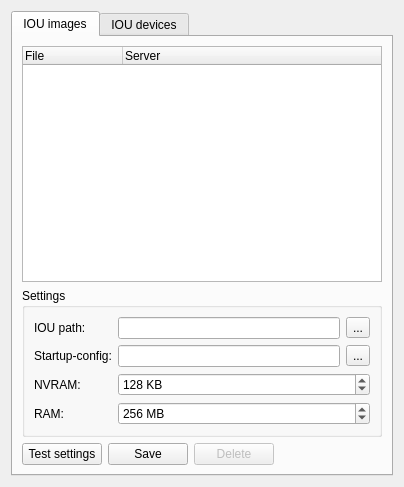
This is gns3/modules/vpcs/ui/vpcs_device_preferences_page.ui in GNS3/gns3-gui as Qt 5 draws it before an edit. The edited form follows.
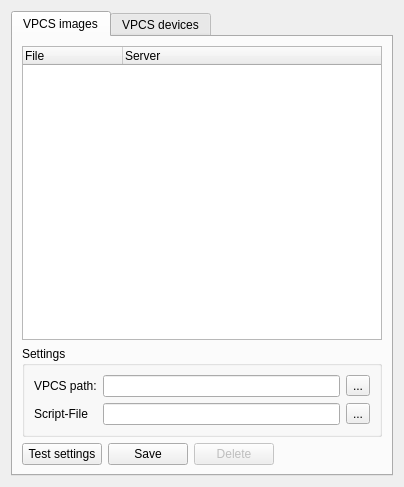
This is the edited form.

Commit message: Layout of the VPCS UI

Diff of the .ui file:
```diff
--- a/gns3/modules/vpcs/ui/vpcs_device_preferences_page.ui
+++ b/gns3/modules/vpcs/ui/vpcs_device_preferences_page.ui
@@ -24,7 +24,7 @@
      </property>
      <widget class="QWidget" name="uiIOUDeviceTabWidget">
       <attribute name="title">
-       <string>IOU images</string>
+       <string>VPCS images</string>
       </attribute>
       <layout class="QGridLayout" name="gridLayout_3">
        <item row="2" column="0">
@@ -77,7 +77,7 @@
           <item row="0" column="0">
            <widget class="QLabel" name="uiIOUPathLabel">
             <property name="text">
-             <string>IOU path:</string>
+             <string>VPCS path:</string>
             </property>
            </widget>
           </item>
@@ -101,7 +101,7 @@
           <item row="1" column="0">
            <widget class="QLabel" name="uiStartupConfigLabel">
             <property name="text">
-             <string>Startup-config:</string>
+             <string>Script-File</string>
             </property>
            </widget>
           </item>
@@ -122,52 +122,6 @@
             </item>
            </layout>
           </item>
-          <item row="2" column="0">
-           <widget class="QLabel" name="uiNVRAMLabel">
-            <property name="text">
-             <string>NVRAM:</string>
-            </property>
-           </widget>
-          </item>
-          <item row="2" column="1">
-           <widget class="QSpinBox" name="uiNVRAMSpinBox">
-            <property name="suffix">
-             <string> KB</string>
-            </property>
-            <property name="minimum">
-             <number>16</number>
-            </property>
-            <property name="maximum">
-             <number>65535</number>
-            </property>
-            <property name="value">
-             <number>128</number>
-            </property>
-           </widget>
-          </item>
-          <item row="3" column="0">
-           <widget class="QLabel" name="uiRAMLabel">
-            <property name="text">
-             <string>RAM:</string>
-            </property>
-           </widget>
-          </item>
-          <item row="3" column="1">
-           <widget class="QSpinBox" name="uiRAMSpinBox">
-            <property name="suffix">
-             <string> MB</string>
-            </property>
-            <property name="minimum">
-             <number>16</number>
-            </property>
-            <property name="maximum">
-             <number>65535</number>
-            </property>
-            <property name="value">
-             <number>256</number>
-            </property>
-           </widget>
-          </item>
          </layout>
         </widget>
        </item>
@@ -192,7 +146,7 @@
        <bool>false</bool>
       </property>
       <attribute name="title">
-       <string>IOU devices</string>
+       <string>VPCS devices</string>
       </attribute>
       <layout class="QGridLayout" name="gridLayout">
        <item row="0" column="0" rowspan="2">
```
Left out of the diff: 34 changed lines with no effect on the pictures. The commit also changes 5 other files.
